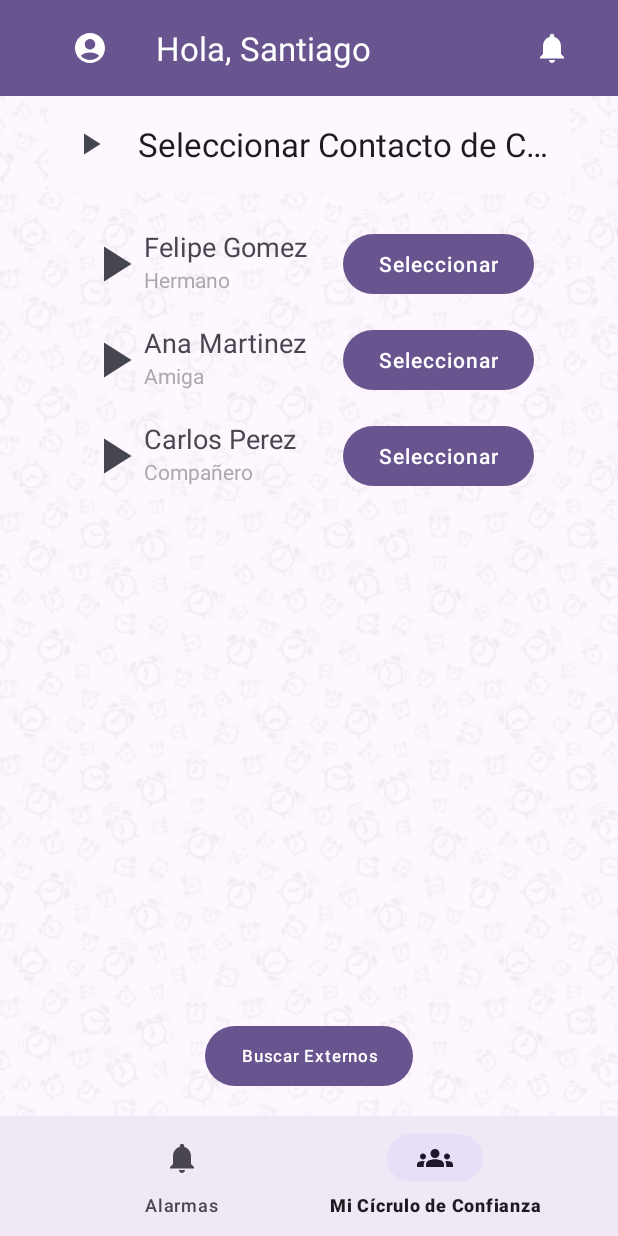
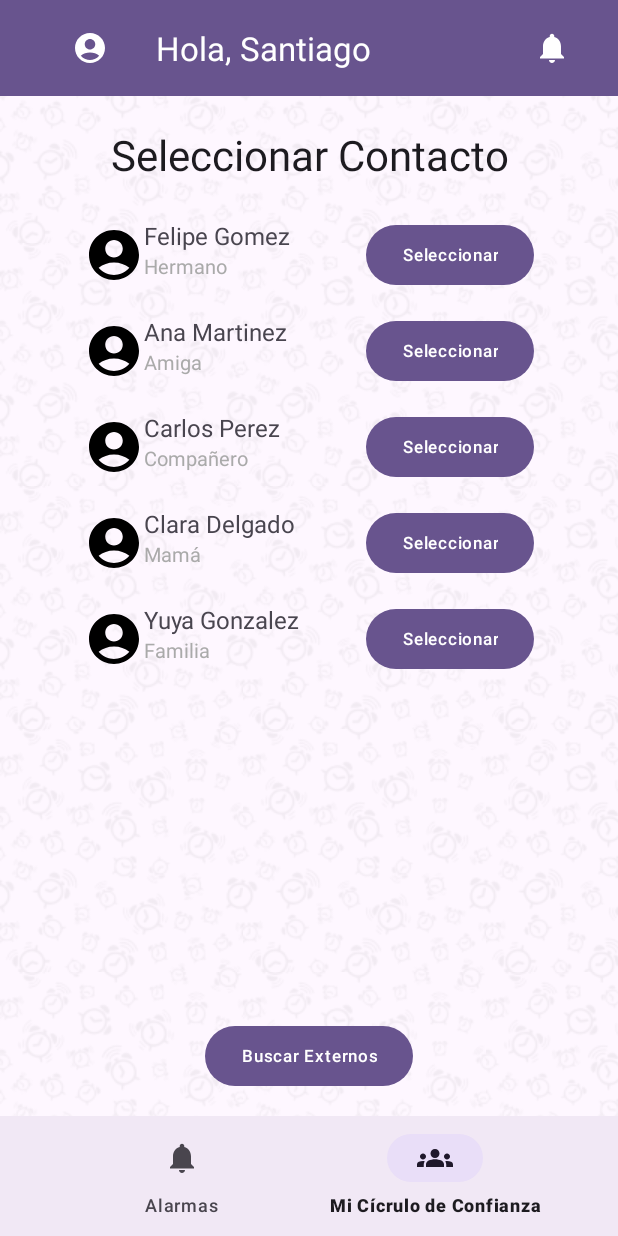
Before and after one commit to santi8194/MISW4302-AlarmConnect-Movil, an Android app: the SeleccionarContactoFragment screen opened through its navigation route, on a phone screen of 412 x 824 dp. Run offline under Robolectric (Android 15) with nearby library versions, the phone set to English and light mode, and no system bars; our stand-ins replace navigation-ui.

Commit message:
Pantalla 4 terminada

```diff
--- a/app/src/main/java/com/example/alarmconnect/CirculoListAdapter.kt
+++ /dev/null
@@ -1,34 +0,0 @@
-package com.example.alarmconnect
-
-import android.view.LayoutInflater
-import android.view.ViewGroup
-import androidx.recyclerview.widget.RecyclerView
-import com.example.alarmconnect.databinding.ListItemCirculoBinding
-
-class CirculoListAdapter(
-    private val contactos: List<ContactoConfianza>,
-    private val onClick: (ContactoConfianza) -> Unit
-) : RecyclerView.Adapter<CirculoListAdapter.ViewHolder>() {
-
-    class ViewHolder(val binding: ListItemCirculoBinding) : RecyclerView.ViewHolder(binding.root) {
-        fun bind(contacto: ContactoConfianza, onClick: (ContactoConfianza) -> Unit) {
-            binding.nombreContacto.text = contacto.nombre
-            binding.relacionContacto.text = contacto.relacion
-            binding.seleccionarButton.setOnClickListener { onClick(contacto) }
-        }
-    }
-
-    override fun onCreateViewHolder(parent: ViewGroup, viewType: Int): ViewHolder {
-        val binding = ListItemCirculoBinding.inflate(LayoutInflater.from(parent.context), parent, false)
-        return ViewHolder(binding)
-    }
-
-    override fun onBindViewHolder(holder: ViewHolder, position: Int) {
-        holder.bind(contactos[position], onClick)
-    }
-
-    override fun getItemCount(): Int = contactos.size
-}
-
-
-data class ContactoConfianza(val nombre: String, val relacion: String)
--- /dev/null
+++ b/app/src/main/java/com/example/alarmconnect/ContactoListAdapter.kt
@@ -0,0 +1,40 @@
+package com.example.alarmconnect
+
+import android.view.LayoutInflater
+import android.view.ViewGroup
+import androidx.navigation.NavController
+import androidx.recyclerview.widget.RecyclerView
+import com.example.alarmconnect.databinding.ListItemContactoBinding
+
+class CirculoListAdapter(
+    private val contactos: List<ContactoConfianza>,
+    private val navController: NavController,
+    private val onClick: (ContactoConfianza) -> Unit
+) : RecyclerView.Adapter<CirculoListAdapter.ViewHolder>() {
+
+    class ViewHolder(val binding: ListItemContactoBinding) : RecyclerView.ViewHolder(binding.root) {
+        fun bind(contacto: ContactoConfianza, navController: NavController, onClick: (ContactoConfianza) -> Unit) {
+            binding.nombreContacto.text = contacto.nombre
+            binding.relacionContacto.text = contacto.relacion
+            //binding.seleccionarButton.setOnClickListener { onClick(contacto) }
+            //Configurar clic en el botón "Seleccionar"
+            binding.seleccionarButton.setOnClickListener {
+                navController.navigate(R.id.action_seleccionarContactoFragment_to_crearAlarmaFragment)
+            }
+        }
+    }
+
+    override fun onCreateViewHolder(parent: ViewGroup, viewType: Int): ViewHolder {
+        val binding = ListItemContactoBinding.inflate(LayoutInflater.from(parent.context), parent, false)
+        return ViewHolder(binding)
+    }
+
+    override fun onBindViewHolder(holder: ViewHolder, position: Int) {
+        holder.bind(contactos[position], navController, onClick)
+    }
+
+    override fun getItemCount(): Int = contactos.size
+}
+
+
+data class ContactoConfianza(val nombre: String, val relacion: String)
--- a/app/src/main/java/com/example/alarmconnect/ui/circulo/CirculoFragment_bkp.kt
+++ /dev/null
@@ -1,42 +0,0 @@
-package com.example.alarmconnect.ui.circulo
-
-import android.os.Bundle
-import android.view.LayoutInflater
-import android.view.View
-import android.view.ViewGroup
-import android.widget.TextView
-import androidx.fragment.app.Fragment
-import androidx.lifecycle.ViewModelProvider
-import com.example.alarmconnect.databinding.FragmentCirculoBinding
-
-class CirculoFragment_bkp : Fragment() {
-
-    private var _binding: FragmentCirculoBinding? = null
-
-    // This property is only valid between onCreateView and
-    // onDestroyView.
-    private val binding get() = _binding!!
-
-    override fun onCreateView(
-        inflater: LayoutInflater,
-        container: ViewGroup?,
-        savedInstanceState: Bundle?
-    ): View {
-        val circuloViewModel =
-            ViewModelProvider(this).get(CirculoViewModel::class.java)
-
-        _binding = FragmentCirculoBinding.inflate(inflater, container, false)
-        val root: View = binding.root
-
-        //val textView: TextView = binding.textNotifications
-        //circuloViewModel.text.observe(viewLifecycleOwner) {
-        //    textView.text = it
-        //}
-        return root
-    }
-
-    override fun onDestroyView() {
-        super.onDestroyView()
-        _binding = null
-    }
-}
--- a/app/src/main/java/com/example/alarmconnect/ui/circulo/CirculoFragment.kt
+++ b/app/src/main/java/com/example/alarmconnect/ui/circulo/SeleccionarContactoFragment.kt
@@ -6,15 +6,16 @@ import android.view.LayoutInflater
 import android.view.View
 import android.view.ViewGroup
 import androidx.fragment.app.Fragment
+import androidx.navigation.fragment.findNavController
 import androidx.recyclerview.widget.LinearLayoutManager
-import com.example.alarmconnect.AlarmsListAdapter
 import com.example.alarmconnect.CirculoListAdapter
 import com.example.alarmconnect.ContactoConfianza
-import com.example.alarmconnect.databinding.FragmentCirculoBinding
+import com.example.alarmconnect.R
+import com.example.alarmconnect.databinding.FragmentSeleccionarContactoBinding
 
-class CirculoFragment : Fragment() {
+class SeleccionarContactoFragment : Fragment() {
 
-    private var _binding: FragmentCirculoBinding? = null
+    private var _binding: FragmentSeleccionarContactoBinding? = null
     private val binding get() = _binding!!
     private lateinit var adapter: CirculoListAdapter
 
@@ -23,27 +24,29 @@ class CirculoFragment : Fragment() {
         container: ViewGroup?,
         savedInstanceState: Bundle?
     ): View {
-        Log.e("CirculoFragment", "✅ onCreateView() SE ESTÁ EJECUTANDO")
-        _binding = FragmentCirculoBinding.inflate(inflater, container, false)
+        // Log.e("CirculoFragment", "✅ onCreateView() SE ESTÁ EJECUTANDO")
+        _binding = FragmentSeleccionarContactoBinding.inflate(inflater, container, false)
         val root: View = binding.root
 
-        // 🔹 Lista de contactos estáticos
+        // Lista de contactos estáticos
         val contactos = listOf(
             ContactoConfianza("Felipe Gomez", "Hermano"),
             ContactoConfianza("Ana Martinez", "Amiga"),
-            ContactoConfianza("Carlos Perez", "Compañero")
+            ContactoConfianza("Carlos Perez", "Compañero"),
+            ContactoConfianza("Clara Delgado", "Mamá") ,
+            ContactoConfianza("Yuya Gonzalez", "Familia")
         )
 
-        Log.d("CirculoFragment", "Número de contactos: ${contactos.size}")
 
-        // 🔹 Configurar el RecyclerView
-        adapter = CirculoListAdapter(contactos) { contacto ->
+        // Pasar NavController y función onClick al Adapter
+        adapter = CirculoListAdapter(contactos, findNavController()) { contacto ->
             Log.d("CirculoFragment", "Contacto seleccionado: ${contacto.nombre}")
         }
 
         // Set up RecyclerView
         binding.recyclerCirculo.layoutManager = LinearLayoutManager(requireContext())
-        binding.recyclerCirculo.adapter = adapter  // 🔹 Asegura que se asigna aquí antes de renderizar
+        binding.recyclerCirculo.adapter = adapter
+
 
         return root
     }
--- a/app/src/main/java/com/example/alarmconnect/ui/circulo/CirculoViewModel.kt
+++ b/app/src/main/java/com/example/alarmconnect/ui/circulo/SeleccionarContactoViewModel.kt
@@ -5,7 +5,7 @@ import androidx.lifecycle.MutableLiveData
 import androidx.lifecycle.ViewModel
 import com.example.alarmconnect.ContactoConfianza
 
-class CirculoViewModel : ViewModel() {
+class SeleccionarContactoViewModel : ViewModel() {
 
     private val _contactos = MutableLiveData<List<ContactoConfianza>>().apply {
         value = listOf(
--- a/app/src/main/java/com/example/alarmconnect/ui/createalarm/CreateAlarmFragment.kt
+++ b/app/src/main/java/com/example/alarmconnect/ui/createalarm/CreateAlarmFragment.kt
@@ -6,13 +6,9 @@ import android.view.LayoutInflater
 import android.view.View
 import android.view.ViewGroup
 import android.widget.Button
-import android.widget.TextView
-import androidx.lifecycle.ViewModelProvider
 import androidx.navigation.fragment.findNavController
 import com.example.alarmconnect.R
-import com.example.alarmconnect.databinding.FragmentCirculoBinding
 import com.example.alarmconnect.databinding.FragmentCreateAlarmBinding
-import com.example.alarmconnect.ui.circulo.CirculoViewModel
 import com.google.android.material.datepicker.CalendarConstraints
 import com.google.android.material.datepicker.MaterialDatePicker
 import com.google.android.material.timepicker.MaterialTimePicker
@@ -88,6 +84,10 @@ class CreateAlarmFragment : Fragment() {
             findNavController().navigateUp()
             findNavController().navigateUp()
         }
+        //Btn seleccionar contacto
+        binding.selContactoBtn.setOnClickListener {
+            findNavController().navigate(R.id.action_crearAlarmaFragment_to_seleccionarContactoFragment)
+        }
 
         return binding.root
     }
--- a/app/src/main/java/com/example/alarmconnect/ui/home/HomeFragment.kt
+++ b/app/src/main/java/com/example/alarmconnect/ui/home/HomeFragment.kt
@@ -27,7 +27,7 @@ class HomeFragment : Fragment() {
         container: ViewGroup?,
         savedInstanceState: Bundle?
     ): View {
-        Log.e("CirculoFragment", "✅ onCreateView() de HOME FRAGMENT SE ESTÁ EJECUTANDO")
+        //Log.e("CirculoFragment", "✅ onCreateView() de HOME FRAGMENT SE ESTÁ EJECUTANDO")
         val homeViewModel =
             ViewModelProvider(this).get(HomeViewModel::class.java)
 
--- /dev/null
+++ b/app/src/main/res/drawable/arrow_back.xml
@@ -0,0 +1,5 @@
+<vector xmlns:android="http://schemas.android.com/apk/res/android" android:height="30dp" android:viewportHeight="512" android:viewportWidth="448" android:width="25dp">
+
+    <path android:fillColor="#4E4E4E" android:pathData="M9.4,233.4c-12.5,12.5 -12.5,32.8 0,45.3l160,160c12.5,12.5 32.8,12.5 45.3,0s12.5,-32.8 0,-45.3L109.2,288 416,288c17.7,0 32,-14.3 32,-32s-14.3,-32 -32,-32l-306.7,0L214.6,118.6c12.5,-12.5 12.5,-32.8 0,-45.3s-32.8,-12.5 -45.3,0l-160,160z"/>
+
+</vector>
--- a/app/src/main/res/layout/fragment_create_alarm.xml
+++ b/app/src/main/res/layout/fragment_create_alarm.xml
@@ -95,6 +95,7 @@
                 android:textAppearance="@style/TextAppearance.Material3.LabelMedium"
                 android:textStyle="bold" />
             <Button
+                android:id="@+id/sel_volumen_btn"
                 style="?attr/materialButtonOutlinedStyle"
                 android:layout_width="190dp"
                 android:layout_height="wrap_content"
@@ -165,6 +166,7 @@
                 android:textAppearance="@style/TextAppearance.Material3.LabelMedium"
                 android:textStyle="bold" />
             <Button
+                android:id="@+id/sel_contacto_btn"
                 style="?attr/materialButtonOutlinedStyle"
                 android:layout_width="190dp"
                 android:layout_height="wrap_content"
@@ -183,6 +185,7 @@
                 android:textAppearance="@style/TextAppearance.Material3.LabelMedium"
                 android:textStyle="bold" />
             <Button
+                android:id="@+id/sel_repeticion_btn"
                 style="?attr/materialButtonOutlinedStyle"
                 android:layout_width="190dp"
                 android:layout_height="wrap_content"
--- a/app/src/main/res/layout/fragment_circulo.xml
+++ b/app/src/main/res/layout/fragment_seleccionar_contacto.xml
@@ -5,19 +5,24 @@
     xmlns:tools="http://schemas.android.com/tools"
     android:layout_width="match_parent"
     android:layout_height="match_parent"
-    tools:context=".ui.circulo.CirculoFragment">
+    android:gravity="center_horizontal"
+    android:orientation="vertical"
+    tools:context=".ui.circulo.SeleccionarContactoFragment">
 
-    <!-- Botón para volver -->
-    <androidx.appcompat.widget.Toolbar
-        android:id="@+id/toolbar"
-        android:layout_width="match_parent"
-        android:layout_height="?attr/actionBarSize"
-        android:background="?attr/colorSurface"
-        app:navigationIcon="@drawable/ic_play"
-        app:title="Seleccionar Contacto de Confianza"
+    <TextView
+        android:id="@+id/titleSeleccionarContacto"
+        style="@style/TextAppearance.Material3.HeadlineMedium"
+        android:layout_width="wrap_content"
+        android:layout_height="wrap_content"
+        android:layout_marginTop="20dp"
+        android:text="Seleccionar Contacto"
+        android:textAlignment="center"
+        android:gravity="center"
+
         app:layout_constraintTop_toTopOf="parent"
         app:layout_constraintStart_toStartOf="parent"
         app:layout_constraintEnd_toEndOf="parent"/>
+
 
     <!-- RecyclerView para la lista de contactos -->
     <androidx.recyclerview.widget.RecyclerView
@@ -25,7 +30,7 @@
         android:layout_width="match_parent"
         android:layout_height="0dp"
         android:layout_margin="16dp"
-        app:layout_constraintTop_toBottomOf="@id/toolbar"
+        app:layout_constraintTop_toBottomOf="@id/titleSeleccionarContacto"
         app:layout_constraintStart_toStartOf="parent"
         app:layout_constraintEnd_toEndOf="parent"
         app:layout_constraintBottom_toTopOf="@id/buscarExternosButton"/>
--- a/app/src/main/res/layout/list_item_circulo.xml
+++ b/app/src/main/res/layout/list_item_contacto.xml
@@ -11,7 +11,7 @@
         android:id="@+id/iconoUsuario"
         android:layout_width="40dp"
         android:layout_height="40dp"
-        android:src="@drawable/ic_play"
+        android:src="@drawable/baseline_account_circle_24"
         app:layout_constraintStart_toStartOf="parent"
         app:layout_constraintTop_toTopOf="parent"
         app:layout_constraintBottom_toBottomOf="parent"/>
@@ -22,7 +22,7 @@
         android:layout_width="0dp"
         android:layout_height="wrap_content"
         android:text="Felipe Gomez"
-        android:textSize="18sp"
+        android:textSize="16sp"
         app:layout_constraintStart_toEndOf="@id/iconoUsuario"
         app:layout_constraintTop_toTopOf="parent"
         app:layout_constraintEnd_toStartOf="@id/seleccionarButton"/>
@@ -33,7 +33,7 @@
         android:layout_width="0dp"
         android:layout_height="wrap_content"
         android:text="Hermano"
-        android:textSize="14sp"
+        android:textSize="13sp"
         android:textColor="@android:color/darker_gray"
         app:layout_constraintStart_toEndOf="@id/iconoUsuario"
         app:layout_constraintTop_toBottomOf="@id/nombreContacto"
@@ -46,7 +46,7 @@
         android:layout_width="wrap_content"
         android:layout_height="wrap_content"
         android:text="Seleccionar"
-        android:textSize="14sp"
+        android:textSize="11sp"
         android:textColor="@android:color/white"
         app:layout_constraintEnd_toEndOf="parent"
         app:layout_constraintTop_toTopOf="parent"
--- a/app/src/main/res/navigation/mobile_navigation.xml
+++ b/app/src/main/res/navigation/mobile_navigation.xml
@@ -29,9 +29,22 @@
     </fragment>
     <fragment
         android:id="@+id/navigation_circulo"
-        android:name="com.example.alarmconnect.ui.circulo.CirculoFragment"
+        android:name="com.example.alarmconnect.ui.circulo.SeleccionarContactoFragment"
         android:label="@string/title_circulo"
-        tools:layout="@layout/fragment_circulo" />
+        tools:layout="@layout/fragment_seleccionar_contacto"
+        />
+
+    <fragment
+        android:id="@+id/seleccionar_contacto"
+        android:name="com.example.alarmconnect.ui.circulo.SeleccionarContactoFragment"
+        android:label="@string/title_circulo"
+        tools:layout="@layout/fragment_seleccionar_contacto">
+
+        <action
+            android:id="@+id/action_seleccionarContactoFragment_to_crearAlarmaFragment"
+            app:destination="@id/create_alarm_fragment" />
+    </fragment>
+
 
     <fragment
         android:id="@+id/create_alarm_fragment"
@@ -45,6 +58,10 @@
         <argument
             android:name="tipoAlarma"
             app:argType="string" />
+
+        <action
+            android:id="@+id/action_crearAlarmaFragment_to_seleccionarContactoFragment"
+            app:destination="@id/seleccionar_contacto" />
     </fragment>
 
     <fragment
```
